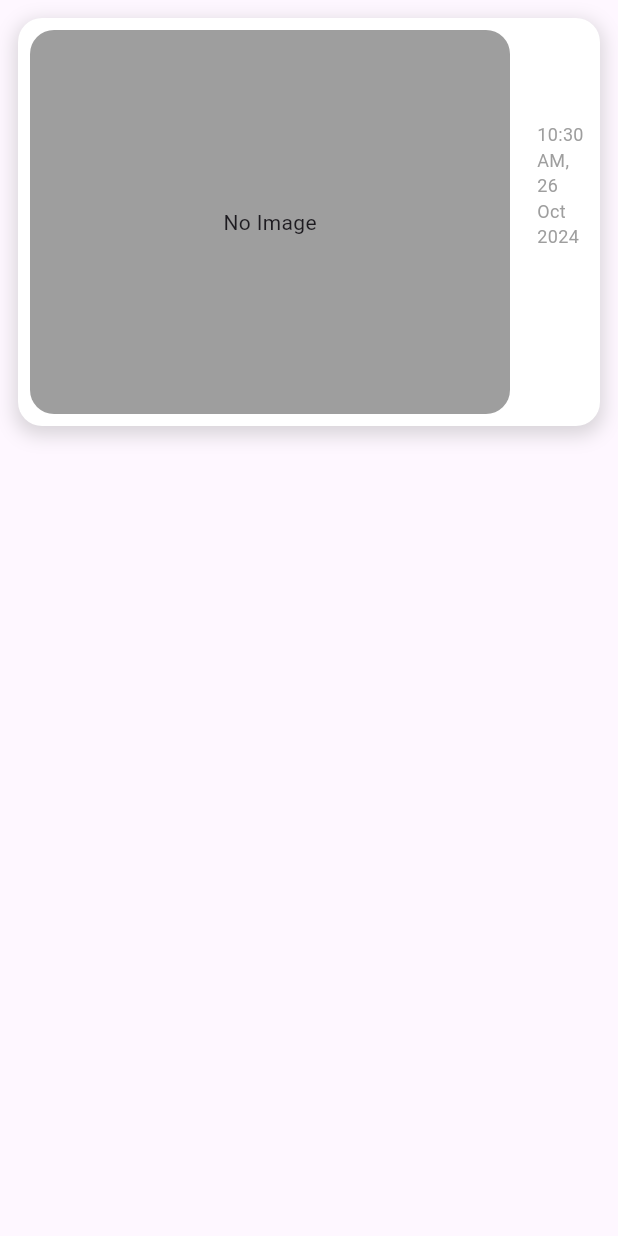
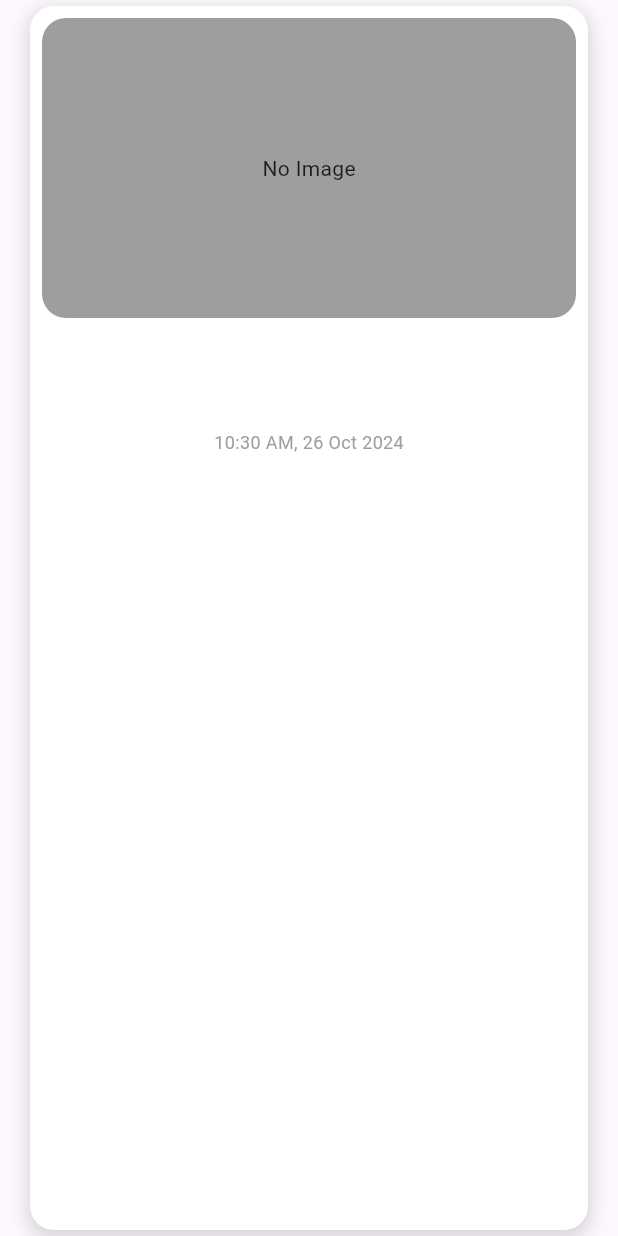
Before and after one commit to Abhiman-Singh/RSS-Feed-Reader, a Flutter app: the FeedCard widget shown alone on an empty page, opened directly with empty values, on a phone screen of 412 x 824 dp. Run offline on Flutter 3.47's test engine with Material 3 defaults, Android fonts, the phone set to English and light mode, and no system bars; missing offline and left inert: flutter_inappwebview.

Commit message:
Your commit message here

```diff
--- a/lib/widgets/feed_card.dart
+++ b/lib/widgets/feed_card.dart
@@ -3,7 +3,7 @@
 import 'package:intl/intl.dart'; // Import intl for date formatting
 import 'package:flutter_inappwebview/flutter_inappwebview.dart'; // Import the InAppWebView
 import '../models/rss_feed.dart';
-import 'dart:ui'; // For blur effect
+// For blur effect
 
 class FeedCard extends StatefulWidget {
   final RssFeed feed;
@@ -22,10 +22,12 @@
     // Get theme data
     final isDarkTheme = Theme.of(context).brightness == Brightness.dark;
 
-    return Container(
-      width: 875,
-      height: 280,
-      margin: const EdgeInsets.all(8.0),
+    return Center(
+      // Center the FeedCard in the available space
+      child: Container(
+        width: 875, // Set a fixed width for larger screens
+        margin: const EdgeInsets.symmetric(
+            horizontal: 16.0), // Add left and right margins
         child: MouseRegion(
           onEnter: (_) => setState(() => _isHovered = true),
           onExit: (_) => setState(() => _isHovered = false),
@@ -57,18 +59,23 @@
                           ? Colors.black54
                           : Colors.white), // Adjust color based on theme
                 ),
-              child: Row(
+                child: LayoutBuilder(
+                  builder: (context, constraints) {
+                    final isWideScreen = constraints.maxWidth >
+                        600; // Adjust this threshold as needed
+
+                    return Column(
                       children: [
                         Padding(
                           padding: const EdgeInsets.all(8.0),
                           child: widget.feed.mediaUrl.isNotEmpty
                               ? ClipRRect(
                                   borderRadius: BorderRadius.circular(16.0),
-                            child: Stack(
-                              children: [
-                                SizedBox(
-                                  width: 320,
-                                  height: 270,
+                                  child: SizedBox(
+                                    width: double.infinity,
+                                    height: isWideScreen
+                                        ? 270
+                                        : 200, // Adjust height for mobile
                                     child: Image.network(
                                       widget.feed.mediaUrl,
                                       fit: BoxFit.cover,
@@ -76,44 +83,20 @@
                                       colorBlendMode: BlendMode.darken,
                                     ),
                                   ),
-                                Positioned.fill(
-                                  child: BackdropFilter(
-                                    filter: ImageFilter.blur(
-                                        sigmaX: 10, sigmaY: 10),
-                                    child: Container(
-                                      color: Colors.black.withOpacity(0),
-                                    ),
-                                  ),
-                                ),
-                                Center(
-                                  child: ClipRRect(
-                                    borderRadius: BorderRadius.circular(16.0),
-                                    child: SizedBox(
-                                      width: 320,
-                                      height: 270,
-                                      child: Image.network(
-                                        widget.feed.mediaUrl,
-                                        fit: BoxFit.contain,
-                                      ),
-                                    ),
-                                  ),
-                                ),
-                              ],
-                            ),
                                 )
                               : Container(
-                            width: 320,
-                            height: 270,
+                                  width: double.infinity,
+                                  height: isWideScreen ? 270 : 200,
                                   decoration: BoxDecoration(
-                              color:
-                                  isDarkTheme ? Colors.grey[850] : Colors.grey,
+                                    color: isDarkTheme
+                                        ? Colors.grey[850]
+                                        : Colors.grey,
                                     borderRadius: BorderRadius.circular(16.0),
                                   ),
                                   child: const Center(child: Text('No Image')),
                                 ),
                         ),
-                  Expanded(
-                    child: Padding(
+                        Padding(
                           padding: const EdgeInsets.all(10.0),
                           child: Column(
                             crossAxisAlignment: CrossAxisAlignment.start,
@@ -122,8 +105,11 @@
                                 widget.feed.title,
                                 style: TextStyle(
                                   fontWeight: FontWeight.bold,
-                              fontSize: 18.0,
-                              color: isDarkTheme ? Colors.white : Colors.black,
+                                  fontSize: isWideScreen
+                                      ? 18.0
+                                      : 16.0, // Smaller font on mobile
+                                  color:
+                                      isDarkTheme ? Colors.white : Colors.black,
                                 ),
                               ),
                               const SizedBox(height: 8.0),
@@ -132,8 +118,9 @@
                                 maxLines: 2,
                                 overflow: TextOverflow.ellipsis,
                                 style: TextStyle(
-                              color:
-                                  isDarkTheme ? Colors.white70 : Colors.black87,
+                                  color: isDarkTheme
+                                      ? Colors.white70
+                                      : Colors.black87,
                                 ),
                               ),
                               const SizedBox(height: 4.0),
@@ -142,14 +129,18 @@
                                     widget.feed.dateTime, widget.feed.pubDate),
                                 style: TextStyle(
                                   fontSize: 12.0,
-                              color: isDarkTheme ? Colors.white54 : Colors.grey,
+                                  color: isDarkTheme
+                                      ? Colors.white54
+                                      : Colors.grey,
                                 ),
                               ),
                             ],
                           ),
                         ),
+                      ],
+                    );
+                  },
                 ),
-                ],
               ),
             ),
           ),
--- /dev/null
+++ b/link_name.txt
@@ -0,0 +1,4 @@
+Business Insider India
+Harvard Business Review
+Joe Rogan Experience
+Lebasstrek
```
Also changed, not shown: lib/screens/home_screen.dart (+62 -61 lines), rss_links.txt (+0 -7 lines). Lines whose indentation alone changed are shown as unchanged.
